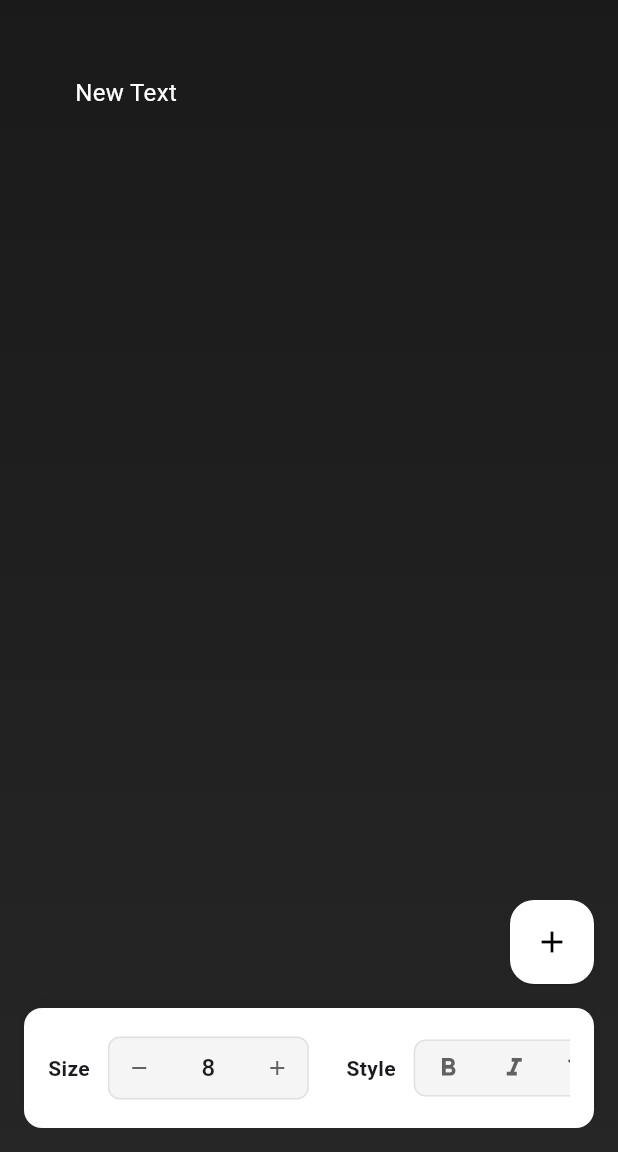
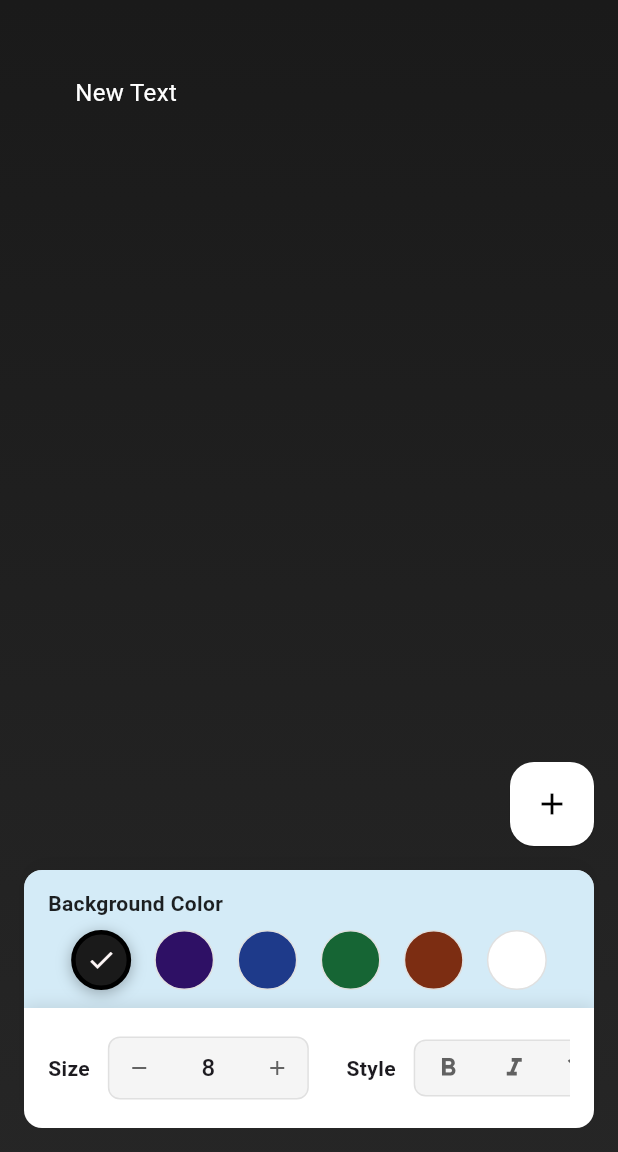
Before and after one commit to may-tas/TextEditingApp, a Flutter app: the screen it shows after launch, after a tap on the "add" icon, on a phone screen of 412 x 824 dp, the part 84-1236 px from its top. Run offline on Flutter 3.47's test engine with Material 3 defaults, Android fonts, the phone set to English and light mode, and no system bars; our stand-ins replace flutter_bloc; Roboto replaces fonts that are missing (Arial).

Commit message:
Added the color tray for changinf the bg color. Updates screens and cubit and added background_color_tray.dart

```diff
--- /dev/null
+++ b/devtools_options.yaml
@@ -0,0 +1,3 @@
+description: This file stores settings for Dart & Flutter DevTools.
+documentation: https://docs.flutter.dev/tools/devtools/extensions#configure-extension-enablement-states
+extensions:
--- a/lib/cubit/canvas_cubit.dart
+++ b/lib/cubit/canvas_cubit.dart
@@ -1,6 +1,5 @@
 import 'package:flutter/material.dart';
 import 'package:flutter_bloc/flutter_bloc.dart';
-
 import '../models/text_item_model.dart';
 import 'canvas_state.dart';
 
@@ -27,6 +26,11 @@ class CanvasCubit extends Cubit<CanvasState> {
     final updatedItems = List<TextItem>.from(state.textItems);
     updatedItems[index] = updatedItems[index].copyWith(color: color);
     _updateState(textItems: updatedItems);
+  }
+
+  // method to change background color
+  void changeBackgroundColor(Color color) {
+    _updateState(backgroundColor: color);
   }
 
   // method to editText and emit changes
@@ -76,7 +80,6 @@ class CanvasCubit extends Cubit<CanvasState> {
     if (state.history.isNotEmpty) {
       final previousState = state.history.last;
       final newHistory = List<CanvasState>.from(state.history)..removeLast();
-
       emit(previousState.copyWith(
         history: newHistory,
         future: [state, ...state.future],
@@ -89,7 +92,6 @@ class CanvasCubit extends Cubit<CanvasState> {
     if (state.future.isNotEmpty) {
       final nextState = state.future.first;
       final newFuture = List<CanvasState>.from(state.future)..removeAt(0);
-
       emit(nextState.copyWith(
         future: newFuture,
         history: [...state.history, state],
@@ -103,9 +105,13 @@ class CanvasCubit extends Cubit<CanvasState> {
   }
 
   // update state with this
-  void _updateState({required List<TextItem> textItems}) {
+  void _updateState({
+    List<TextItem>? textItems,
+    Color? backgroundColor,
+  }) {
     final newState = state.copyWith(
-      textItems: textItems,
+      textItems: textItems ?? state.textItems,
+      backgroundColor: backgroundColor,
       history: [...state.history, state],
       future: [],
     );
--- a/lib/cubit/canvas_state.dart
+++ b/lib/cubit/canvas_state.dart
@@ -1,29 +1,39 @@
+import 'package:flutter/material.dart';
 import '../models/text_item_model.dart';
 
 class CanvasState {
   final List<TextItem> textItems;
   final List<CanvasState> history;
   final List<CanvasState> future;
+  final Color backgroundColor; // Added background color
 
   const CanvasState({
     required this.textItems,
     required this.history,
     required this.future,
+    this.backgroundColor = const Color(0xFF1A1A1A), // Default value
   });
 
   factory CanvasState.initial() {
-    return const CanvasState(textItems: [], history: [], future: []);
+    return const CanvasState(
+      textItems: [],
+      history: [],
+      future: [],
+      backgroundColor: Color(0xFF1A1A1A), // Default dark background
+    );
   }
 
   CanvasState copyWith({
     List<TextItem>? textItems,
     List<CanvasState>? history,
     List<CanvasState>? future,
+    Color? backgroundColor,
   }) {
     return CanvasState(
       textItems: textItems ?? this.textItems,
       history: history ?? this.history,
       future: future ?? this.future,
+      backgroundColor: backgroundColor ?? this.backgroundColor,
     );
   }
 }
--- a/lib/ui/screens/canvas_screen.dart
+++ b/lib/ui/screens/canvas_screen.dart
@@ -1,10 +1,10 @@
 import 'package:flutter/material.dart';
 import 'package:flutter_bloc/flutter_bloc.dart';
-
 import '../../cubit/canvas_cubit.dart';
 import '../../cubit/canvas_state.dart';
 import '../widgets/editable_text_widget.dart';
 import '../widgets/font_controls.dart';
+import '../widgets/background_color_tray.dart';
 
 class CanvasScreen extends StatelessWidget {
   const CanvasScreen({super.key});
@@ -43,20 +43,20 @@ class CanvasScreen extends StatelessWidget {
           ),
         ],
       ),
-      body: Container(
+      body: BlocBuilder<CanvasCubit, CanvasState>(
+        builder: (context, state) {
+          return Container(
             decoration: BoxDecoration(
               gradient: LinearGradient(
                 begin: Alignment.topCenter,
                 end: Alignment.bottomCenter,
                 colors: [
-              const Color(0xFF1A1A1A),
-              const Color(0xFF1A1A1A).withAlpha((0.95 * 255).toInt()),
+                  state.backgroundColor,
+                  state.backgroundColor.withAlpha((0.95 * 255).toInt()),
                 ],
               ),
             ),
-        child: BlocBuilder<CanvasCubit, CanvasState>(
-          builder: (context, state) {
-            return Stack(
+            child: Stack(
               children: [
                 ...state.textItems.asMap().entries.map(
                   (entry) {
@@ -81,9 +81,9 @@ class CanvasScreen extends StatelessWidget {
                   },
                 ),
               ],
+            ),
           );
         },
-        ),
       ),
       extendBody: true,
       bottomNavigationBar: Container(
@@ -99,7 +99,16 @@ class CanvasScreen extends StatelessWidget {
             ),
           ],
         ),
-        child: const FontControls(),
+        child: Column(
+          mainAxisSize: MainAxisSize.min,
+          children: [
+            Container(
+              color: Colors.white,
+              child: const BackgroundColorTray(),
+            ),
+            const FontControls(),
+          ],
+        ),
       ),
       floatingActionButton: Container(
         decoration: BoxDecoration(
--- /dev/null
+++ b/lib/ui/widgets/background_color_tray.dart
@@ -0,0 +1,84 @@
+import 'package:flutter/material.dart';
+import 'package:flutter_bloc/flutter_bloc.dart';
+import '../../cubit/canvas_cubit.dart';
+import '../../cubit/canvas_state.dart';
+
+class BackgroundColorTray extends StatelessWidget {
+  const BackgroundColorTray({super.key});
+
+  static const List<Color> backgroundColors = [
+    Color(0xFF1A1A1A), // Dark Gray (default)
+    Color(0xFF2E1065), // Deep Purple
+    Color(0xFF1E3A8A), // Deep Blue
+    Color(0xFF166534), // Deep Green
+    Color(0xFF7C2D12), // Deep Brown/Orange
+    Color.fromARGB(255, 255, 255, 255) // White
+  ];
+
+  @override
+  Widget build(BuildContext context) {
+    return BlocBuilder<CanvasCubit, CanvasState>(
+      builder: (context, state) {
+        return Container(
+          padding: const EdgeInsets.symmetric(horizontal: 16, vertical: 12),
+          decoration: const BoxDecoration(
+              color: const Color.fromARGB(163, 187, 223, 243)),
+          child: Column(
+            mainAxisSize: MainAxisSize.min,
+            crossAxisAlignment: CrossAxisAlignment.start,
+            children: [
+              const Text(
+                'Background Color',
+                style: TextStyle(
+                  fontSize: 14,
+                  fontWeight: FontWeight.w600,
+                  color: Colors.black87,
+                ),
+              ),
+              const SizedBox(height: 8),
+              Row(
+                mainAxisAlignment: MainAxisAlignment.spaceEvenly,
+                children: backgroundColors.map((color) {
+                  final isSelected = state.backgroundColor == color;
+                  return GestureDetector(
+                    onTap: () {
+                      context.read<CanvasCubit>().changeBackgroundColor(color);
+                    },
+                    child: Container(
+                      width: 40,
+                      height: 40,
+                      decoration: BoxDecoration(
+                        color: color,
+                        borderRadius: BorderRadius.circular(20),
+                        border: Border.all(
+                          color:
+                              isSelected ? Colors.black : Colors.grey.shade300,
+                          width: isSelected ? 3 : 1,
+                        ),
+                        boxShadow: [
+                          if (isSelected)
+                            BoxShadow(
+                              color: Colors.black.withOpacity(0.3),
+                              blurRadius: 8,
+                              offset: const Offset(0, 2),
+                            ),
+                        ],
+                      ),
+                      child: isSelected
+                          ? const Icon(
+                              Icons.check,
+                              color: Color.fromARGB(255, 255, 248, 248),
+                              size: 20,
+                            )
+                          : null,
+                    ),
+                  );
+                }).toList(),
+              ),
+            ],
+          ),
+        );
+      },
+    );
+  }
+}
--- a/lib/ui/widgets/font_controls.dart
+++ b/lib/ui/widgets/font_controls.dart
@@ -262,7 +262,7 @@ class FontControls extends StatelessWidget {
       mainAxisSize: MainAxisSize.min,
       children: [
         const Text(
-          'Color',
+          'Text Color',
           style: TextStyle(
             fontWeight: FontWeight.w600,
             fontSize: 14,
```
Lines whose indentation alone changed are shown as unchanged.
